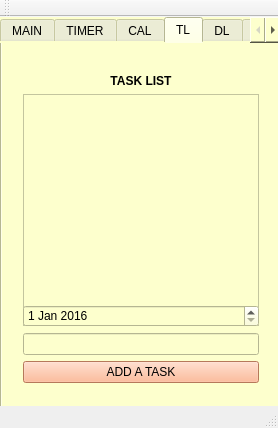
The window that doro_manager.ui (xpero39/doro_manager) describes before a commit, drawn with Qt 5.
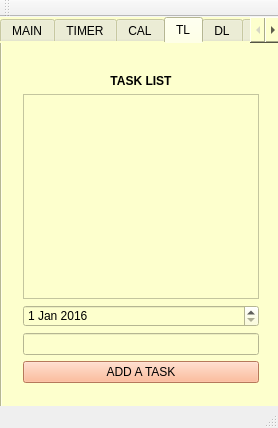
The same window after the commit. The open tabs and pages were chosen to show the change.

Commit message: Change to Model/View moduls.

```diff
--- a/doro_manager.ui
+++ b/doro_manager.ui
@@ -618,14 +618,7 @@
         </widget>
        </item>
        <item>
-        <widget class="QListWidget" name="ListWidget_task">
-         <property name="minimumSize">
-          <size>
-           <width>0</width>
-           <height>232</height>
-          </size>
-         </property>
-        </widget>
+        <widget class="QListView" name="listView_task"/>
        </item>
        <item>
         <widget class="QDateEdit" name="dateEdit">
```
Left out of the diff: 13 changed lines with no effect on the pictures. The commit also changes 4 other files.
